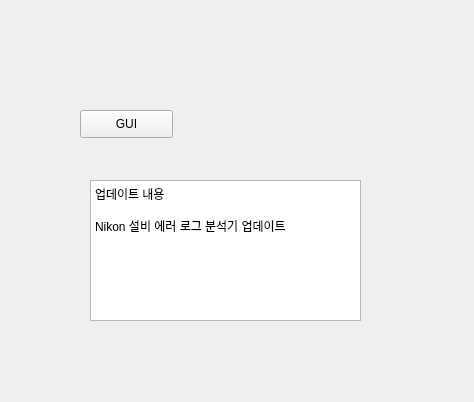
kimbakcho/FABWI, file idix_gui.ui: the form before one commit.
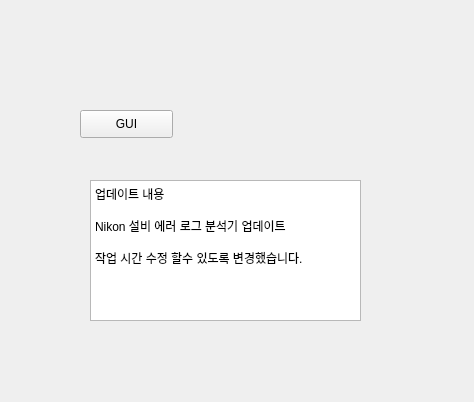
The form after the commit.

Commit message: nikon 에러 폴더 변경

Diff of the .ui file:
```diff
--- a/idix_gui.ui
+++ b/idix_gui.ui
@@ -44,6 +44,7 @@
 &lt;p style=&quot;-qt-paragraph-type:empty; margin-top:0px; margin-bottom:0px; margin-left:0px; margin-right:0px; -qt-block-indent:0; text-indent:0px;&quot;&gt;&lt;br /&gt;&lt;/p&gt;
 &lt;p style=&quot; margin-top:0px; margin-bottom:0px; margin-left:0px; margin-right:0px; -qt-block-indent:0; text-indent:0px;&quot;&gt;Nikon 설비 에러 로그 분석기 업데이트&lt;/p&gt;
 &lt;p style=&quot;-qt-paragraph-type:empty; margin-top:0px; margin-bottom:0px; margin-left:0px; margin-right:0px; -qt-block-indent:0; text-indent:0px;&quot;&gt;&lt;br /&gt;&lt;/p&gt;
+&lt;p style=&quot; margin-top:0px; margin-bottom:0px; margin-left:0px; margin-right:0px; -qt-block-indent:0; text-indent:0px;&quot;&gt;작업 시간 수정 할수 있도록 변경했습니다.&lt;/p&gt;
 &lt;p style=&quot;-qt-paragraph-type:empty; margin-top:0px; margin-bottom:0px; margin-left:0px; margin-right:0px; -qt-block-indent:0; text-indent:0px;&quot;&gt;&lt;br /&gt;&lt;/p&gt;
 &lt;p style=&quot;-qt-paragraph-type:empty; margin-top:0px; margin-bottom:0px; margin-left:0px; margin-right:0px; -qt-block-indent:0; text-indent:0px;&quot;&gt;&lt;br /&gt;&lt;/p&gt;
 &lt;p style=&quot;-qt-paragraph-type:empty; margin-top:0px; margin-bottom:0px; margin-left:0px; margin-right:0px; -qt-block-indent:0; text-indent:0px;&quot;&gt;&lt;br /&gt;&lt;/p&gt;&lt;/body&gt;&lt;/html&gt;</string>
```
The commit also changes 23 other files.
